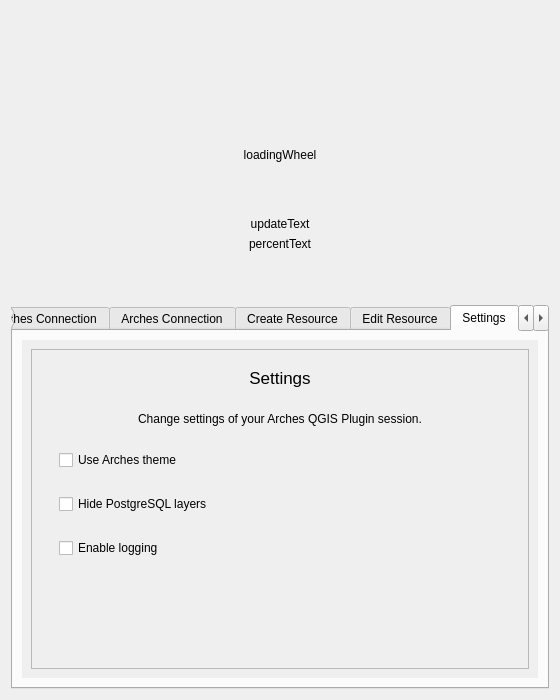
Before: the Qt Designer form arches_project/ui/arches_project_dialog_base.ui in archesproject/arches-qgis, drawn with Qt 5.
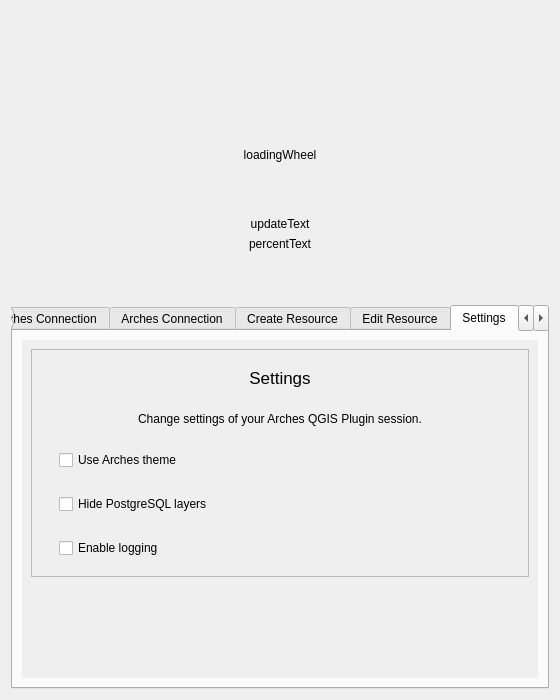
After: the same form once the commit is applied. The open tabs and pages were chosen to show the change. Icons and pictures are not drawn. Custom widgets are drawn as their Qt base class.

Commit message: Move vertical spacer below settings frame

What changed in the file:
```diff
--- a/arches_project/ui/arches_project_dialog_base.ui
+++ b/arches_project/ui/arches_project_dialog_base.ui
@@ -1230,7 +1230,7 @@
             <height>460</height>
            </rect>
           </property>
-          <layout class="QHBoxLayout" name="horizontalLayout_4">
+          <layout class="QVBoxLayout" name="verticalLayout_34">
            <item>
             <widget class="QFrame" name="settingsFrame">
              <property name="frameShape">
@@ -1362,6 +1362,9 @@
                 </layout>
                </widget>
               </item>
+             </layout>
+            </widget>
+           </item>
               <item>
                <spacer name="verticalSpacer_4">
                 <property name="orientation">
@@ -1374,9 +1377,6 @@
                  </size>
                 </property>
                </spacer>
-              </item>
-             </layout>
-            </widget>
            </item>
           </layout>
          </widget>
```
Left out of the diff: 4 changed lines with no effect on the pictures. Lines whose indentation alone changed are shown as unchanged.
